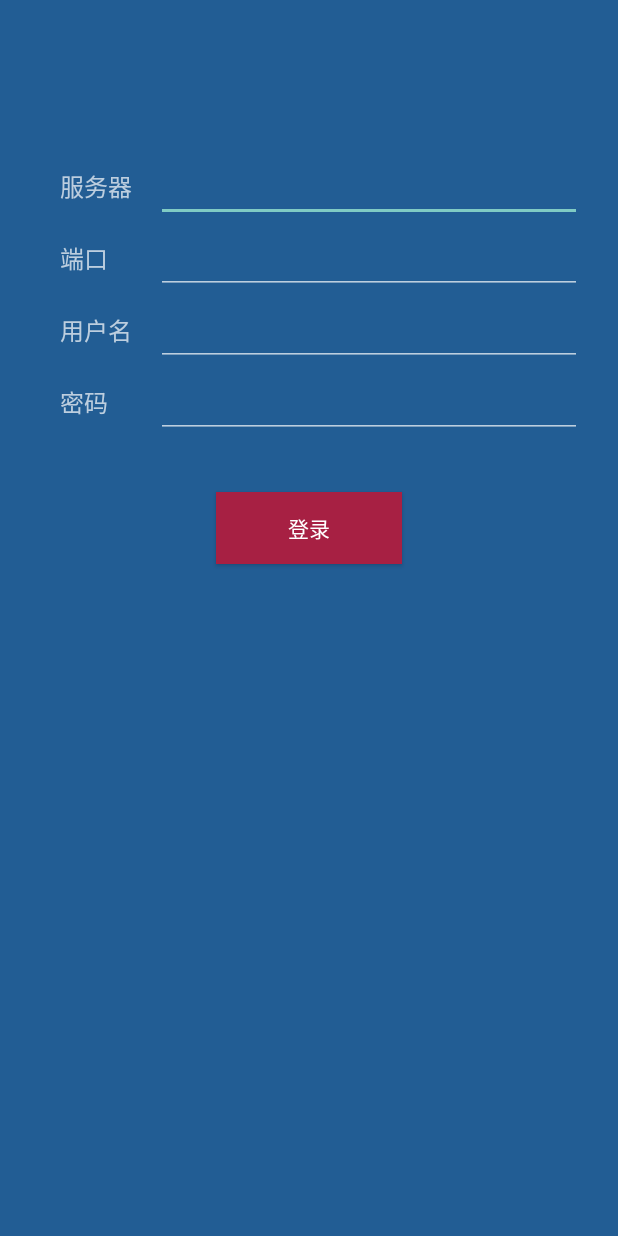
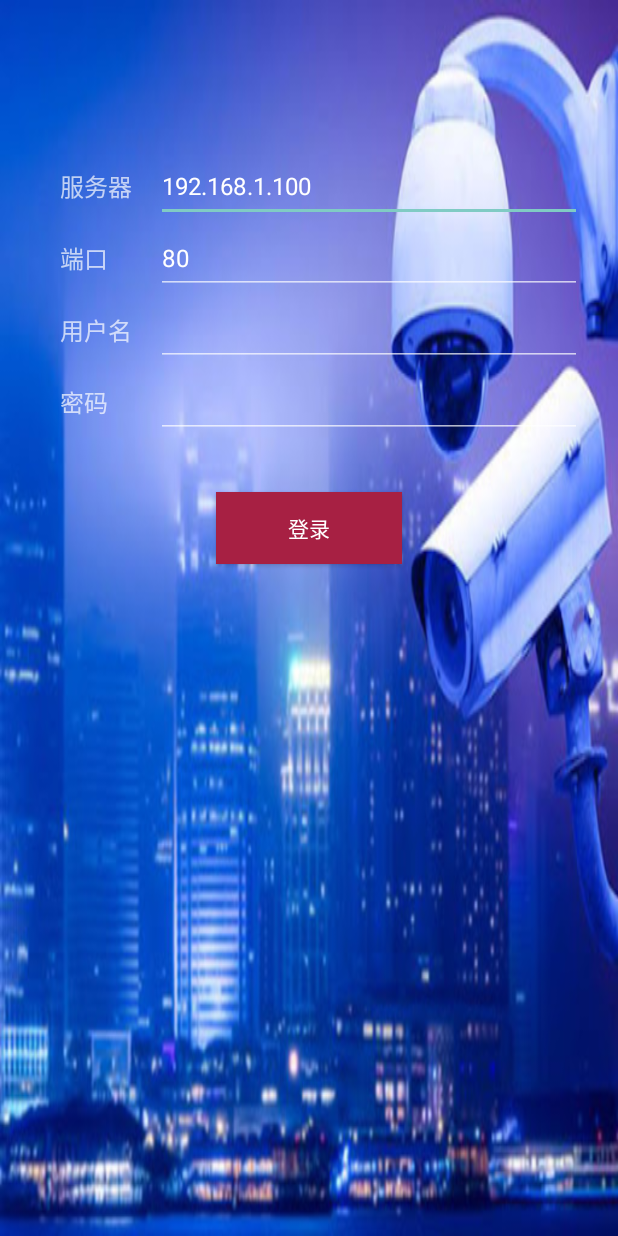
Before and after one commit to lixiangyuan98/owatch-android, an Android app: the screen it shows after launch (MainActivity), on a phone screen of 412 x 824 dp. Run offline under Robolectric (Android 15) with nearby library versions, the phone set to English and light mode, and no system bars.

Commit message:
增加背景和网速显示

```diff
--- a/app/build.gradle
+++ b/app/build.gradle
@@ -5,7 +5,7 @@ android {
     buildToolsVersion "29.0.2"
     sourceSets {
         main {
-            assets.srcDirs = ['src/main/assets', '../assets/']
+            assets.srcDirs = ['src/background/assets', '../assets/']
         }
     }
     defaultConfig {
--- a/app/src/main/java/cn/edu/bupt/owatch/MainActivity.java
+++ b/app/src/main/java/cn/edu/bupt/owatch/MainActivity.java
@@ -1,6 +1,7 @@
 package cn.edu.bupt.owatch;
 
 import android.content.Intent;
+import android.net.TrafficStats;
 import android.os.Bundle;
 import android.os.Handler;
 import android.os.Message;
--- a/app/src/main/res/layout/activity_info.xml
+++ b/app/src/main/res/layout/activity_info.xml
@@ -3,7 +3,8 @@
     android:orientation="vertical"
     android:layout_width="match_parent"
     android:layout_height="match_parent"
-    android:background="@color/colorPrimaryDark">
+    android:background="@drawable/background">
+
     <ListView
         android:id="@+id/info_list"
         android:layout_width="match_parent"
--- a/app/src/main/res/layout/activity_main.xml
+++ b/app/src/main/res/layout/activity_main.xml
@@ -2,7 +2,7 @@
 <RelativeLayout xmlns:android="http://schemas.android.com/apk/res/android"
     android:layout_width="match_parent"
     android:layout_height="match_parent"
-    android:background="@color/colorPrimary">
+    android:background="@drawable/background">
 
     <RelativeLayout
         android:layout_width="match_parent"
@@ -31,7 +31,8 @@
                 android:layout_width="match_parent"
                 android:layout_height="48dp"
                 android:layout_marginStart="80dp"
-                android:textSize="16sp" />
+                android:textSize="16sp"
+                android:text="@string/default_server_ip" />
 
         </FrameLayout>
 
@@ -56,7 +57,8 @@
                 android:inputType="number"
                 android:layout_height="48dp"
                 android:layout_marginStart="80dp"
-                android:textSize="16sp" />
+                android:textSize="16sp"
+                android:text="@string/default_server_port" />
 
         </FrameLayout>
 
--- a/app/src/main/res/layout/file_list.xml
+++ b/app/src/main/res/layout/file_list.xml
@@ -2,8 +2,7 @@
 <FrameLayout xmlns:android="http://schemas.android.com/apk/res/android"
 android:orientation="vertical"
 android:layout_width="match_parent"
-android:layout_height="match_parent"
-android:background="@color/colorPrimary">
+android:layout_height="match_parent">
 
     <TextView
         android:id="@+id/filename"
--- a/app/src/main/res/layout/info_list.xml
+++ b/app/src/main/res/layout/info_list.xml
@@ -2,8 +2,7 @@
 <FrameLayout xmlns:android="http://schemas.android.com/apk/res/android"
 android:orientation="vertical"
 android:layout_width="match_parent"
-android:layout_height="match_parent"
-android:background="@color/colorPrimary">
+android:layout_height="match_parent">
 
     <TextView
         android:id="@+id/remote_info_name"
--- a/app/src/main/res/values/strings.xml
+++ b/app/src/main/res/values/strings.xml
@@ -1,8 +1,5 @@
 <resources>
     <string name="app_name">owatch</string>
-    <string name="ip_info">当前IP: %1$s</string>
-    <string name="wifi_enabled">Wi-Fi已开启</string>
-    <string name="wifi_disabled">Wi-Fi已关闭</string>
-    <string name="default_server_ip">10.0.0.1</string>
-    <string name="default_server_port">8000</string>
+    <string name="default_server_ip">192.168.1.100</string>
+    <string name="default_server_port">80</string>
 </resources>
```
Also changed, not shown: app/src/main/java/cn/edu/bupt/owatch/PlayActivity.java (+38 -6 lines), app/src/main/res/layout/activity_play.xml (+10 -100 lines), app/src/main/res/drawable/background.jpg (added).
